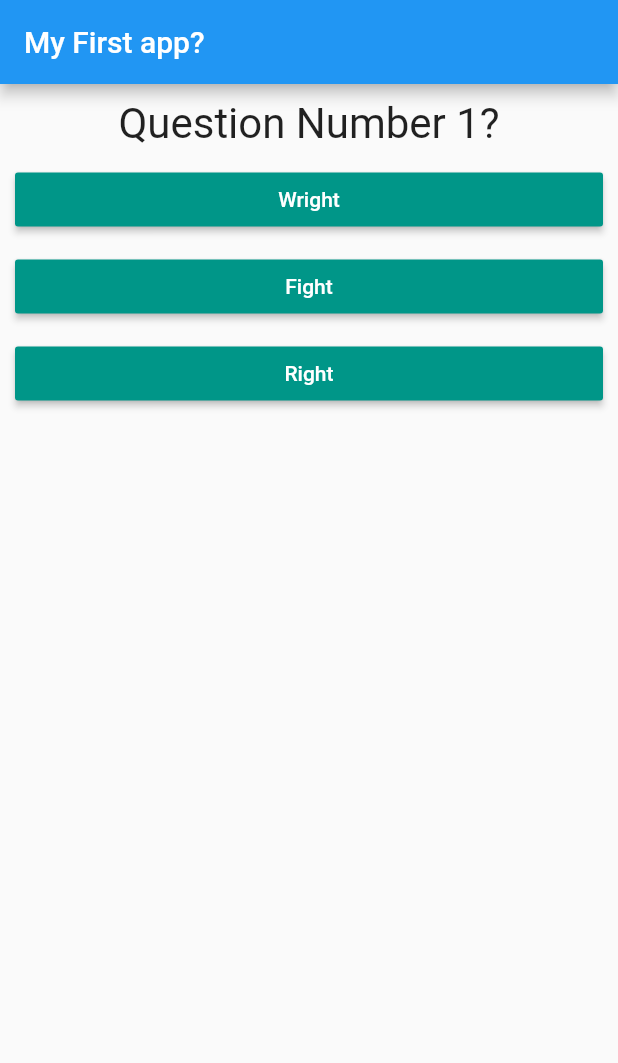
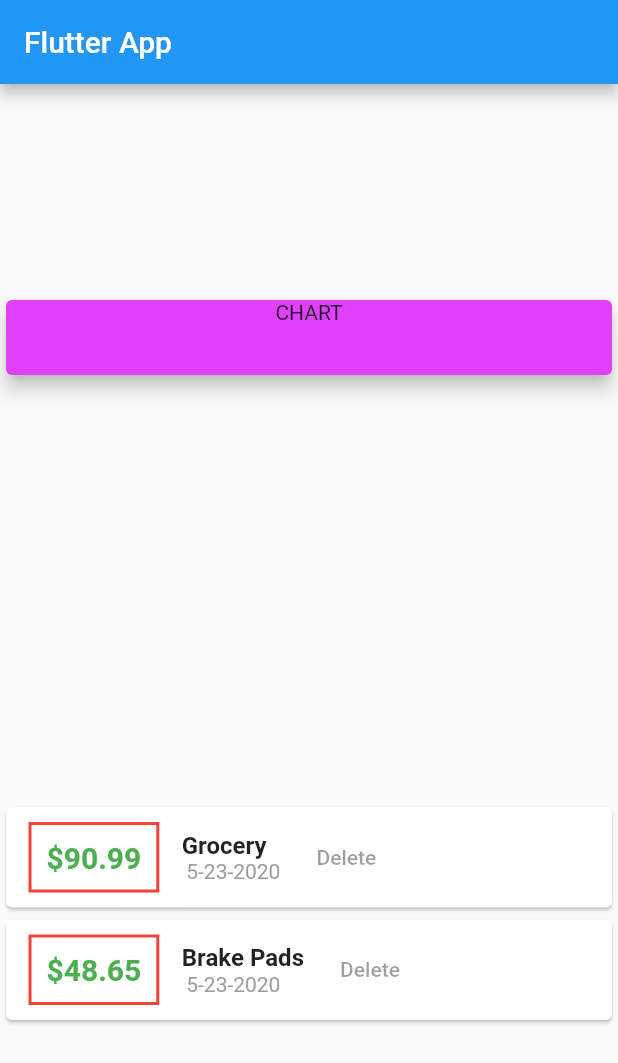
Before and after one commit to kaushalwagle/flutter_intro, a Flutter app: the screen it shows after launch, on a phone screen of 412 x 824 dp. Shown: the top 1063 px of the screen. Run offline on Flutter 3.47's test engine with Material 2 defaults, Android fonts, the phone set to English and light mode, and no system bars.

Commit message:
Section 4 Lecture 78 Completed

```diff
--- a/lib/answer.dart
+++ /dev/null
@@ -1,22 +0,0 @@
-import 'package:flutter/material.dart';
-
-class Answer extends StatelessWidget {
-  final Function selectHandler;
-  final String answerText;
-
-  Answer(this.selectHandler, this.answerText);
-
-  @override
-  Widget build(BuildContext context) {
-    return Container(
-      width: double.infinity,
-      margin: EdgeInsets.fromLTRB(10, 0, 10, 10),
-      child: RaisedButton(
-        color: Colors.teal,
-        textColor: Colors.white,
-        child: Text(answerText),
-        onPressed: selectHandler,
-      ),
-    );
-  }
-}
--- a/lib/main.dart
+++ b/lib/main.dart
@@ -1,79 +1,121 @@
+import 'package:flutter/cupertino.dart';
 import 'package:flutter/material.dart';
 
-import './quiz.dart';
-import './result.dart';
+import './transaction.dart';
 
 void main() => runApp(MyApp());
 
-class MyApp extends StatefulWidget {
+class MyApp extends StatelessWidget {
   @override
-  State<StatefulWidget> createState() {
-    // TODO: implement createState
-    return _MyAppState();
+  Widget build(BuildContext context) {
+    return MaterialApp(
+      title: 'Flutter App',
+      home: MyHomePage(),
+    );
   }
 }
 
-// adding _ in front of classname makes it only accessible within this dart file, i.e., its a private class for main.dart file
-class _MyAppState extends State<MyApp> {
-  final _questions = const [
-    {
-      'questionText': "Question Number 1?",
-      'answers': [
-        {'text': 'Wright', 'score': 10},
-        {'text': 'Fight', 'score': 0},
-        {'text': 'Right', 'score': 100}
-      ],
-    },
-    {
-      'questionText': 'Second Question?',
-      'answers': [
-        {'text': 'ummmm..', 'score': 10},
-        {'text': 'what?', 'score': 100},
-        {'text': 'Oh okaye!', 'score': 20}
-      ],
-    },
-    {
-      'questionText': '(reverse ?) Tercero pregunta?',
-      'answers': [
-        {'text': 'uhh', 'score': 10},
-        {'text': 'Que?', 'score': 50},
-        {'text': 'bien', 'score': 100}
-      ],
-    },
+class MyHomePage extends StatelessWidget {
+  final List<Transaction> transactions = [
+    Transaction(
+      id: 'T1',
+      title: 'Grocery',
+      amount: 90.99,
+      date: DateTime.now(),
+    ),
+    Transaction(
+      id: 'T2',
+      title: 'Brake Pads',
+      amount: 48.65,
+      date: DateTime.now(),
+    ),
   ];
-
-  var _qIndex = 0;
-  var _totalScore = 0;
-
-  void _resetQuiz() {
-    setState(() {
-      _qIndex = 0;
-      _totalScore = 0;
-    });
-  }
-
-  void _answerQuestion(int score) {
-    _totalScore += score;
-    setState(() {
-      _qIndex++;
-    }); // Without this the properties of the widgets are changed but not rendered on the screen
-    print(_qIndex);
-  }
 
   @override
   Widget build(BuildContext context) {
-    return MaterialApp(
-      home: Scaffold(
-        appBar: AppBar(
-          title: Text('My First app?'),
-        ),
-        body: _qIndex < _questions.length
-            ? Quiz(
-                questions: _questions,
-                qIndex: _qIndex,
-                answerHandler: _answerQuestion,
-              )
-            : Result(_totalScore, _resetQuiz),
+    return Scaffold(
+      appBar: AppBar(
+        title: Text('Flutter App'),
+      ),
+      body: Column(
+        mainAxisAlignment: MainAxisAlignment.spaceAround,
+        crossAxisAlignment: CrossAxisAlignment.stretch,
+        children: <Widget>[
+          Card(
+            color: Colors.purpleAccent,
+            child: Container(
+              child: Text(
+                'CHART',
+                textAlign: TextAlign.center,
+              ),
+              width: double.infinity,
+              height: 50,
+            ),
+            elevation: 5,
+          ),
+          Column(
+            children: transactions.map((tx) {
+              return Card(
+                child: Row(
+                  children: <Widget>[
+                    Container(
+                      margin: EdgeInsets.symmetric(
+                        horizontal: 15,
+                        vertical: 10,
+                      ),
+                      decoration: BoxDecoration(
+                        border: Border.all(
+                          color: Colors.red,
+                          width: 2,
+                        ),
+                      ),
+                      padding: EdgeInsets.all(10),
+                      child: Text(
+                        '\$' + tx.amount.toString(),
+                        style: TextStyle(
+                          fontWeight: FontWeight.bold,
+                          fontSize: 20,
+                          color: Colors.green,
+                        ),
+                      ),
+                    ),
+                    Column(
+                      crossAxisAlignment: CrossAxisAlignment.start,
+                      children: <Widget>[
+                        Text(
+                          tx.title,
+                          style: TextStyle(
+                            fontSize: 16,
+                            fontWeight: FontWeight.bold,
+                          ),
+                        ),
+                        Container(
+                          padding: EdgeInsets.only(left: 3),
+                          child: Text(
+                            tx.date.month.toString() +
+                                '-' +
+                                tx.date.day.toString() +
+                                '-' +
+                                tx.date.year.toString(),
+                            style: TextStyle(
+                              color: Colors.grey,
+                            ),
+                          ),
+                        ),
+                      ],
+                    ),
+                    Container(
+                      alignment: Alignment.centerRight,
+                      child: FlatButton(
+                        child: Text('Delete'),
+                      ),
+                    ),
+                  ],
+                ),
+              );
+            }).toList(),
+          ),
+        ],
       ),
     );
   }
--- a/lib/question.dart
+++ /dev/null
@@ -1,22 +0,0 @@
-import 'package:flutter/material.dart';
-
-class Question extends StatelessWidget {
-  final String questionText;
-
-  Question(this.questionText);
-
-  @override
-  Widget build(BuildContext context) {
-    return Container(
-      width: double.infinity,
-      margin: EdgeInsets.all(10),
-      child: Text(
-        questionText,
-        style: TextStyle(
-          fontSize: 28,
-        ),
-        textAlign: TextAlign.center,
-      ),
-    );
-  }
-}
--- a/lib/quiz.dart
+++ /dev/null
@@ -1,27 +0,0 @@
-import 'package:flutter/material.dart';
-
-import './question.dart';
-import './answer.dart';
-
-class Quiz extends StatelessWidget {
-  final questions;
-  final qIndex;
-  final answerHandler;
-
-  Quiz({@required this.questions, @required this.qIndex, @required this.answerHandler});
-
-  @override
-  Widget build(BuildContext context) {
-    return Column(
-      children: <Widget>[
-        Question(
-          questions[qIndex]['questionText'],
-        ),
-        ...(questions[qIndex]['answers'] as List<Map<String,Object>>)
-            .map((answer) {
-          return Answer(() => answerHandler(answer['score']), answer['text']);
-        }).toList(),
-      ],
-    );
-  }
-}
--- a/lib/result.dart
+++ /dev/null
@@ -1,33 +0,0 @@
-import 'package:flutter/material.dart';
-
-class Result extends StatelessWidget {
-  final int totalScore;
-  final Function resetHandler;
-
-  Result(this.totalScore, this.resetHandler);
-
-  String get resultPhrase {
-    var resultText = 'You did it!!\r\n'
-        'You got $totalScore';
-    return resultText;
-  }
-
-  @override
-  Widget build(BuildContext context) {
-    return Center(
-      child: Column(
-        children: <Widget>[
-          Text(
-            resultPhrase,
-            style: TextStyle(fontSize: 36, fontWeight: FontWeight.bold),
-            textAlign: TextAlign.center,
-          ),
-          RaisedButton(
-            child: Text('Restart Quiz'),
-            onPressed: resetHandler,
-          )
-        ],
-      ),
-    );
-  }
-}
--- /dev/null
+++ b/lib/transaction.dart
@@ -0,0 +1,15 @@
+import 'package:flutter/foundation.dart';
+
+class Transaction {
+  final String id;
+  final String title;
+  final double amount;
+  final DateTime date;
+
+  Transaction({
+    @required this.id,
+    @required this.title,
+    @required this.amount,
+    @required this.date,
+  });
+}
```
Also changed, not shown: 1 other file.
